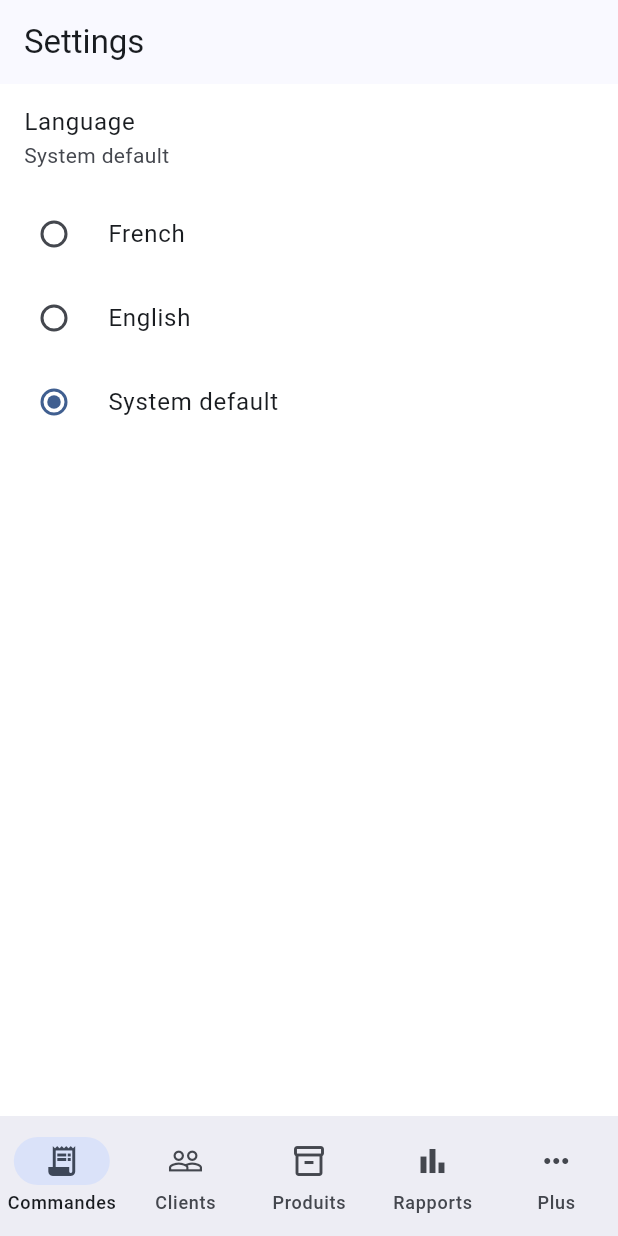
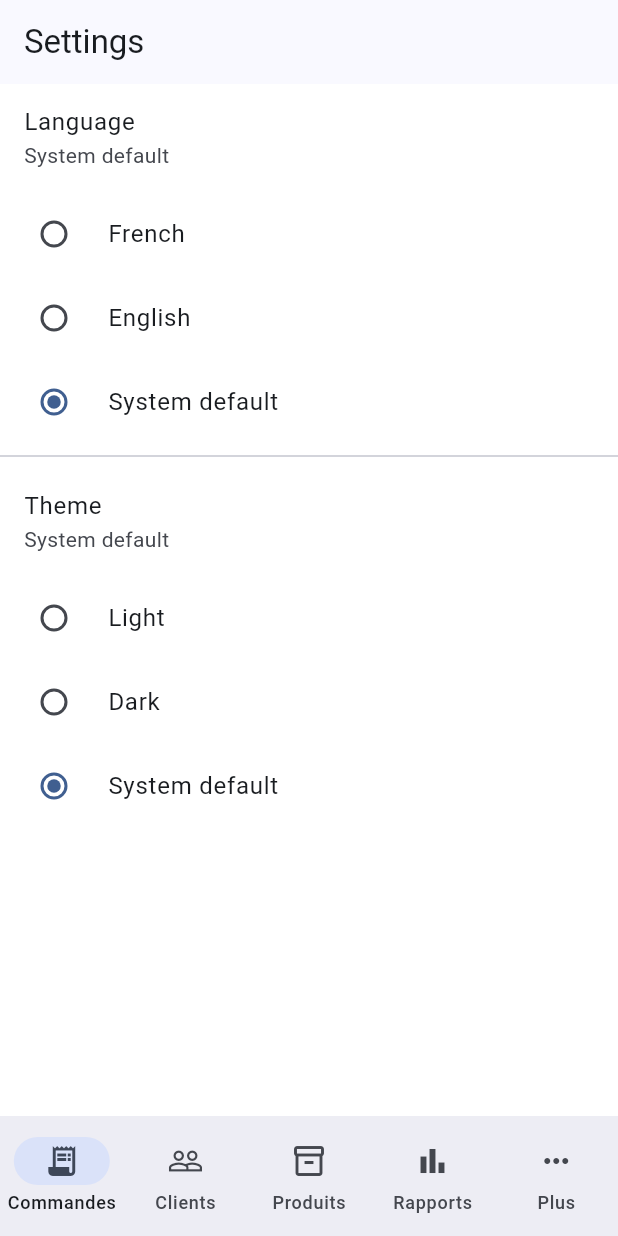
Before and after one commit to DMiyalu/auto_gimi_software, a Flutter app: the SettingsScreen screen opened by its route, on a phone screen of 412 x 824 dp. Run offline on Flutter 3.47's test engine with Material 3 defaults, Android fonts, the phone set to English and light mode, and no system bars; our stand-ins replace cloud_firestore, cloud_functions, connectivity_plus, drift, firebase_auth, firebase_core and 3 more; accounts and stored records are empty; generated files the repository leaves out were written again.

Commit message:
update switch dark and light theme

```diff
--- a/lib/app.dart
+++ b/lib/app.dart
@@ -6,6 +6,7 @@ import 'core/l10n/app_localizations.dart';
 import 'core/routing/app_router.dart';
 import 'core/theme/app_theme.dart';
 import 'features/settings/presentation/providers/locale_provider.dart';
+import 'features/settings/presentation/providers/theme_mode_provider.dart';
 
 class GarageApp extends ConsumerWidget {
   const GarageApp({super.key});
@@ -14,13 +15,14 @@ class GarageApp extends ConsumerWidget {
   Widget build(BuildContext context, WidgetRef ref) {
     final router = ref.watch(routerProvider);
     final locale = ref.watch(localeProvider);
+    final themeMode = ref.watch(themeModeProvider);
 
     return MaterialApp.router(
       title: 'Konnect One',
       debugShowCheckedModeBanner: false,
       theme: AppTheme.light(),
       darkTheme: AppTheme.dark(),
-      themeMode: ThemeMode.system,
+      themeMode: themeMode,
       locale: locale,
       localizationsDelegates: const [
         AppLocalizations.delegate,
--- a/lib/core/l10n/app_en.arb
+++ b/lib/core/l10n/app_en.arb
@@ -91,6 +91,10 @@
   "language": "Language",
   "french": "French",
   "english": "English",
+  "theme": "Theme",
+  "themeLight": "Light",
+  "themeDark": "Dark",
+  "systemDefault": "System default",
   "todayPrestations": "Today's services",
   "todayRevenue": "Today's revenue",
   "comingSoon": "Coming soon",
--- a/lib/core/l10n/app_fr.arb
+++ b/lib/core/l10n/app_fr.arb
@@ -91,6 +91,10 @@
   "language": "Langue",
   "french": "Français",
   "english": "Anglais",
+  "theme": "Thème",
+  "themeLight": "Clair",
+  "themeDark": "Sombre",
+  "systemDefault": "Système",
   "todayPrestations": "Prestations du jour",
   "todayRevenue": "Chiffre d'affaires du jour",
   "comingSoon": "Bientôt disponible",
--- a/lib/core/l10n/app_localizations.dart
+++ b/lib/core/l10n/app_localizations.dart
@@ -518,6 +518,30 @@ abstract class AppLocalizations {
   /// **'English'**
   String get english;
 
+  /// No description provided for @theme.
+  ///
+  /// In en, this message translates to:
+  /// **'Theme'**
+  String get theme;
+
+  /// No description provided for @themeLight.
+  ///
+  /// In en, this message translates to:
+  /// **'Light'**
+  String get themeLight;
+
+  /// No description provided for @themeDark.
+  ///
+  /// In en, this message translates to:
+  /// **'Dark'**
+  String get themeDark;
+
+  /// No description provided for @systemDefault.
+  ///
+  /// In en, this message translates to:
+  /// **'System default'**
+  String get systemDefault;
+
   /// No description provided for @todayPrestations.
   ///
   /// In en, this message translates to:
--- a/lib/core/l10n/app_localizations_en.dart
+++ b/lib/core/l10n/app_localizations_en.dart
@@ -232,6 +232,18 @@ class AppLocalizationsEn extends AppLocalizations {
   String get english => 'English';
 
   @override
+  String get theme => 'Theme';
+
+  @override
+  String get themeLight => 'Light';
+
+  @override
+  String get themeDark => 'Dark';
+
+  @override
+  String get systemDefault => 'System default';
+
+  @override
   String get todayPrestations => 'Today\'s services';
 
   @override
--- /dev/null
+++ b/lib/features/settings/presentation/providers/theme_mode_provider.dart
@@ -0,0 +1,27 @@
+import 'package:flutter/material.dart';
+import 'package:flutter_riverpod/flutter_riverpod.dart';
+
+import 'locale_provider.dart';
+
+const _themeModeKey = 'app_theme_mode';
+
+final themeModeProvider =
+    NotifierProvider<ThemeModeNotifier, ThemeMode>(ThemeModeNotifier.new);
+
+class ThemeModeNotifier extends Notifier<ThemeMode> {
+  @override
+  ThemeMode build() {
+    final value = ref.watch(sharedPreferencesProvider).getString(_themeModeKey);
+    return switch (value) {
+      'light' => ThemeMode.light,
+      'dark' => ThemeMode.dark,
+      _ => ThemeMode.system,
+    };
+  }
+
+  Future<void> setThemeMode(ThemeMode mode) async {
+    final prefs = ref.read(sharedPreferencesProvider);
+    await prefs.setString(_themeModeKey, mode.name);
+    state = mode;
+  }
+}
--- a/lib/features/settings/presentation/screens/settings_screen.dart
+++ b/lib/features/settings/presentation/screens/settings_screen.dart
@@ -3,6 +3,7 @@ import 'package:flutter_riverpod/flutter_riverpod.dart';
 
 import '../../../../core/l10n/app_localizations.dart';
 import '../providers/locale_provider.dart';
+import '../providers/theme_mode_provider.dart';
 
 class SettingsScreen extends ConsumerWidget {
   const SettingsScreen({super.key});
@@ -11,6 +12,7 @@ class SettingsScreen extends ConsumerWidget {
   Widget build(BuildContext context, WidgetRef ref) {
     final l10n = AppLocalizations.of(context);
     final locale = ref.watch(localeProvider);
+    final themeMode = ref.watch(themeModeProvider);
 
     return Scaffold(
       appBar: AppBar(title: Text(l10n.settings)),
@@ -33,10 +35,36 @@ class SettingsScreen extends ConsumerWidget {
             onChanged: (v) => ref.read(localeProvider.notifier).setLocale(v),
           ),
           RadioListTile<Locale?>(
-            title: const Text('System default'),
+            title: Text(l10n.systemDefault),
             value: null,
             groupValue: locale,
             onChanged: (v) => ref.read(localeProvider.notifier).setLocale(v),
+          ),
+          const Divider(),
+          ListTile(
+            title: Text(l10n.theme),
+            subtitle: Text(_themeLabel(l10n, themeMode)),
+          ),
+          RadioListTile<ThemeMode>(
+            title: Text(l10n.themeLight),
+            value: ThemeMode.light,
+            groupValue: themeMode,
+            onChanged: (v) =>
+                ref.read(themeModeProvider.notifier).setThemeMode(v!),
+          ),
+          RadioListTile<ThemeMode>(
+            title: Text(l10n.themeDark),
+            value: ThemeMode.dark,
+            groupValue: themeMode,
+            onChanged: (v) =>
+                ref.read(themeModeProvider.notifier).setThemeMode(v!),
+          ),
+          RadioListTile<ThemeMode>(
+            title: Text(l10n.systemDefault),
+            value: ThemeMode.system,
+            groupValue: themeMode,
+            onChanged: (v) =>
+                ref.read(themeModeProvider.notifier).setThemeMode(v!),
           ),
         ],
       ),
@@ -44,7 +72,15 @@ class SettingsScreen extends ConsumerWidget {
   }
 
   String _languageLabel(AppLocalizations l10n, Locale? locale) {
-    if (locale == null) return 'System default';
+    if (locale == null) return l10n.systemDefault;
     return locale.languageCode == 'fr' ? l10n.french : l10n.english;
   }
+
+  String _themeLabel(AppLocalizations l10n, ThemeMode mode) {
+    return switch (mode) {
+      ThemeMode.light => l10n.themeLight,
+      ThemeMode.dark => l10n.themeDark,
+      ThemeMode.system => l10n.systemDefault,
+    };
+  }
 }
```
Also changed, not shown: lib/core/l10n/app_localizations_fr.dart (+12 -0 lines).
